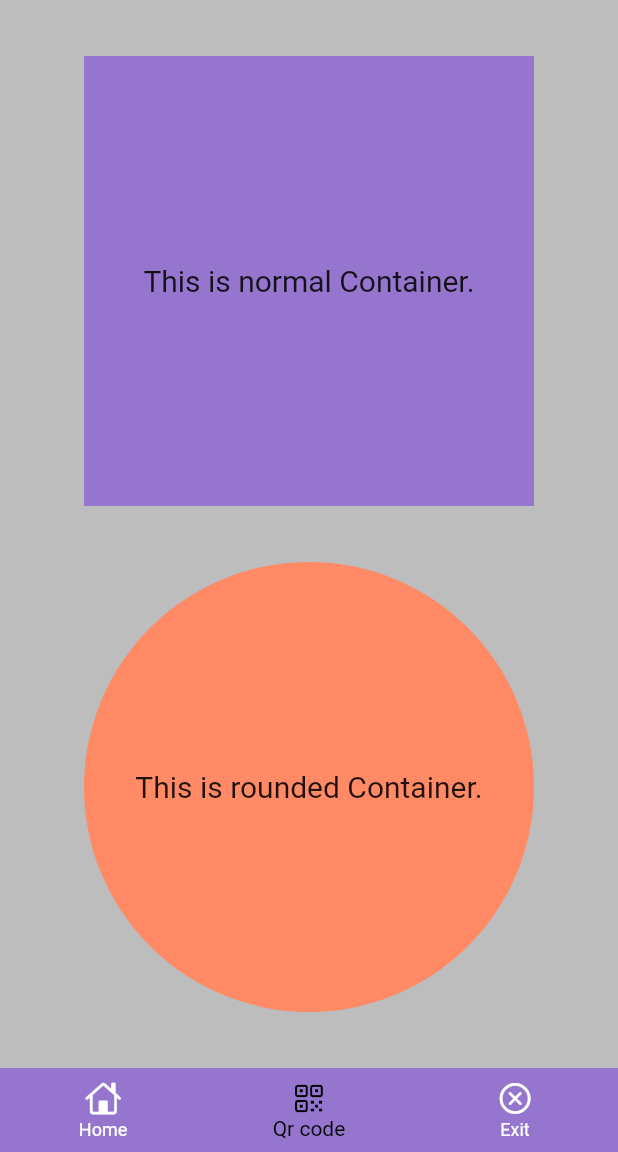
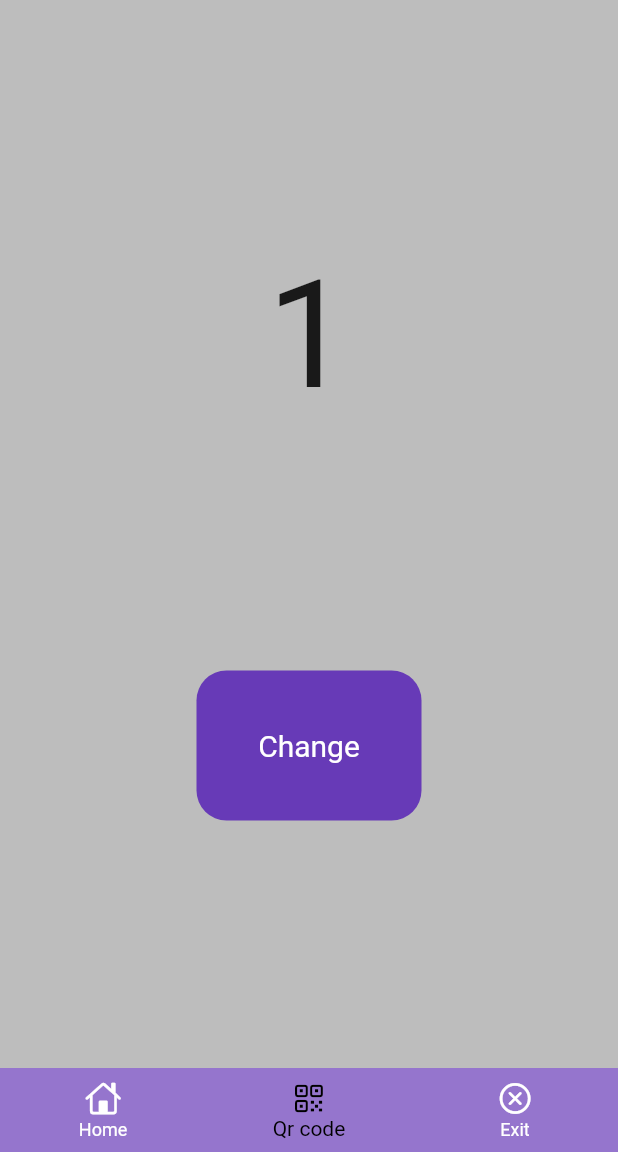
Before and after one commit to ShakriyaPanday/basic_ui, a Flutter app: the screen it shows after launch, on a phone screen of 412 x 824 dp, the part 84-1236 px from its top. Run offline on Flutter 3.47's test engine with Material 2 defaults, Android fonts, the phone set to English and light mode, and no system bars.

Commit message:
Stateful widget added

```diff
--- a/lib/pages/homepage.dart
+++ b/lib/pages/homepage.dart
@@ -1,8 +1,9 @@
-import 'package:basic_ui/widgets/column.dart';
-import 'package:basic_ui/widgets/container.dart';
-import 'package:basic_ui/widgets/gridview.dart';
-import 'package:basic_ui/widgets/rounded.dart';
-import 'package:basic_ui/widgets/row.dart';
+import 'package:basic_ui/widgets/stateful/counter.dart';
+import 'package:basic_ui/widgets/stateless/column.dart';
+import 'package:basic_ui/widgets/stateless/container.dart';
+import 'package:basic_ui/widgets/stateless/gridview.dart';
+import 'package:basic_ui/widgets/stateless/column.dart';
+import 'package:basic_ui/widgets/stateless/rounded.dart';
 import 'package:flutter/cupertino.dart';
 import 'package:flutter/material.dart';
 
@@ -34,7 +35,7 @@ class HomePage extends StatelessWidget {
         backgroundColor: Colors.deepPurple[400],
         elevation: 0,
       ),
-      body: RoundedWidget(),
+      body: CounterWidget(),
     );
   }
 }
--- /dev/null
+++ b/lib/widgets/stateful/counter.dart
@@ -0,0 +1,51 @@
+import 'package:flutter/material.dart';
+
+class CounterWidget extends StatefulWidget {
+  const CounterWidget({super.key});
+
+  @override
+  State<CounterWidget> createState() => _CounterWidgetState();
+}
+
+class _CounterWidgetState extends State<CounterWidget> {
+  int numCount = 1;
+  Color containerColor = Colors.deepPurple;
+  @override
+  Widget build(BuildContext context) {
+    return Center(
+      child: Column(
+        mainAxisAlignment: MainAxisAlignment.spaceEvenly,
+        children: [
+          Container(
+            child: Text(
+              numCount.toString(),
+              style: TextStyle(fontSize: 100),
+            ),
+          ),
+          GestureDetector(
+            onTap: () {
+              setState(() {
+                numCount += 1;
+                containerColor = containerColor == Colors.deepOrange
+                    ? Colors.deepPurple
+                    : Colors.deepOrange;
+              });
+            },
+            child: Container(
+              width: 150,
+              height: 100,
+              decoration: BoxDecoration(
+                  color: containerColor,
+                  borderRadius: BorderRadius.circular(20)),
+              child: Center(
+                  child: Text(
+                "Change",
+                style: TextStyle(color: Colors.white, fontSize: 20),
+              )),
+            ),
+          )
+        ],
+      ),
+    );
+  }
+}
```
Also changed, not shown: lib/widgets/stateless/column.dart (renamed from lib/widgets/column.dart), lib/widgets/stateless/container.dart (renamed from lib/widgets/container.dart), lib/widgets/stateless/gridview.dart (renamed from lib/widgets/gridview.dart), lib/widgets/stateless/rounded.dart (renamed from lib/widgets/rounded.dart).
